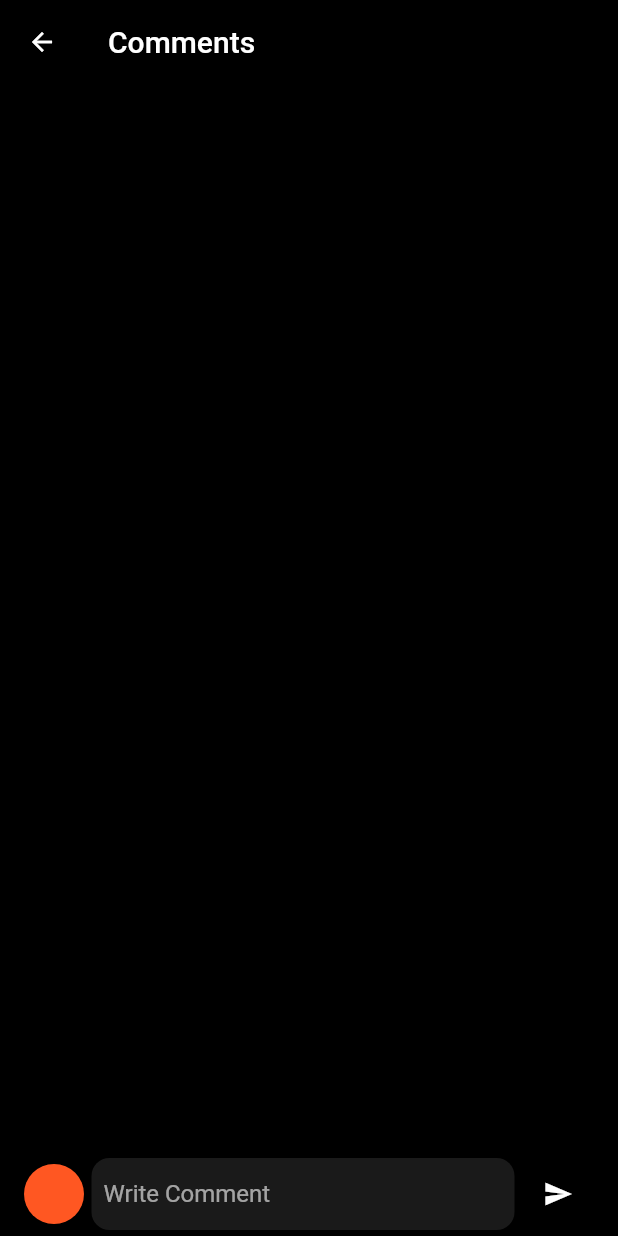
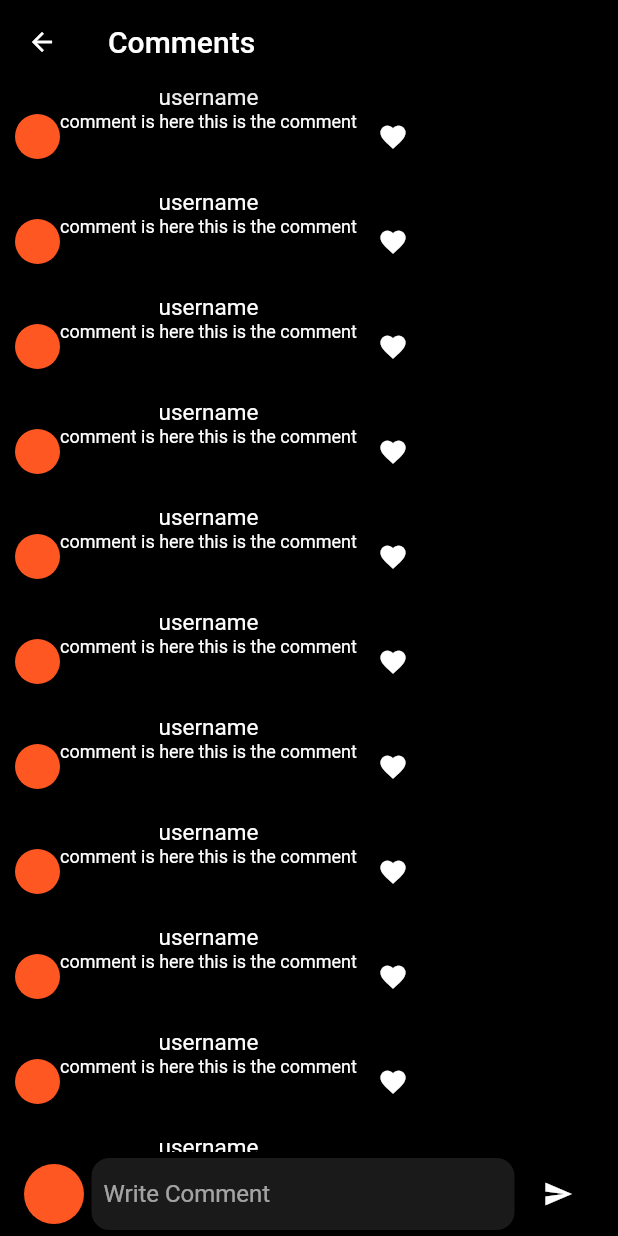
Before and after one commit to Webtonics/bonjour, a Flutter app: the CommentScreen screen opened directly, on a phone screen of 412 x 824 dp. Run offline on Flutter 3.47's test engine with Material 2 defaults, Android fonts, the light colour scheme and no system bars; our stand-ins replace cloud_firestore, firebase_auth, firebase_core, firebase_storage, flutter_svg, image_picker; accounts and stored records are empty; network calls fail.

Commit message:
comment UI setup 2

```diff
--- a/lib/views/appscreens/widgetscrren/comment.dart
+++ b/lib/views/appscreens/widgetscrren/comment.dart
@@ -1,4 +1,5 @@
 import 'package:bonjour/utils/colors.dart';
+import 'package:bonjour/widget/comment_body.dart';
 import 'package:bonjour/widget/textfield.dart';
 import 'package:flutter/material.dart';
 
@@ -39,23 +40,37 @@ class _CommentScreenState extends State<CommentScreen> {
         ),
         child: Column(
           children: [
+            // Text("data"),
             Expanded(
               child: ListView.builder(
-                  itemCount: 30,
+                  itemCount: 20,
                   itemBuilder: ((context, index) {
-                    ListTile(
-                      leading: const CircleAvatar(
-                          backgroundImage: NetworkImage("url")),
-                      title: const Text("Mark rubbino"),
-                      subtitle: const Text("That is a beutiful artpiece"),
-                      trailing: IconButton(
-                          onPressed: () {
-                            setState(() {
-                              isFav = !isFav;
-                            });
-                          },
-                          icon: const Icon(Icons.favorite)),
-                    );
+                    return const Expanded(child: CommentCard());
+                    // return ListTile(
+                    //   leading: const CircleAvatar(
+                    //     // backgroundImage: NetworkImage("url")
+                    //     radius: 15,
+                    //     backgroundColor: Colors.deepOrange,
+                    //   ),
+                    //   title: const Text(
+                    //     "Mark rubbino",
+                    //     style: TextStyle(
+                    //         fontSize: 15, fontWeight: FontWeight.bold),
+                    //   ),
+                    //   subtitle: const Text(
+                    //     "That is a beutiful artpiece, That is a beutiful artThat is a beutiful artpieceThat is a beutiful artpieceThat is a beutiful artpieceThat is a beutiful artpiece",
+                    //     maxLines: 3,
+                    //     style: TextStyle(
+                    //         fontSize: 12, fontWeight: FontWeight.w600),
+                    //   ),
+                    //   trailing: IconButton(
+                    //       onPressed: () {
+                    //         setState(() {
+                    //           isFav = !isFav;
+                    //         });
+                    //       },
+                    //       icon: const Icon(Icons.favorite)),
+                    // );
                   })),
             ),
           ],
--- a/lib/widget/comment_body.dart
+++ b/lib/widget/comment_body.dart
@@ -2,8 +2,8 @@ import 'package:flutter/material.dart';
 import 'package:flutter/src/widgets/framework.dart';
 import 'package:flutter/src/widgets/placeholder.dart';
 
-class CommentBody extends StatelessWidget {
-  const CommentBody({super.key});
+class CommentCard extends StatelessWidget {
+  const CommentCard({super.key});
 
   @override
   Widget build(BuildContext context) {
@@ -11,7 +11,25 @@ class CommentBody extends StatelessWidget {
       height: 70,
       width: double.infinity,
       child: Row(
-        children: [],
+        children: [
+          const CircleAvatar(
+            backgroundColor: Colors.deepOrange,
+            radius: 15,
+          ),
+          Column(
+            children: const [
+              const Text(
+                "username",
+                style: TextStyle(fontSize: 15),
+              ),
+              const Text(
+                "comment is here this is the comment",
+                style: TextStyle(fontSize: 12),
+              ),
+            ],
+          ),
+          IconButton(onPressed: () {}, icon: const Icon(Icons.favorite))
+        ],
       ),
     );
   }
```
